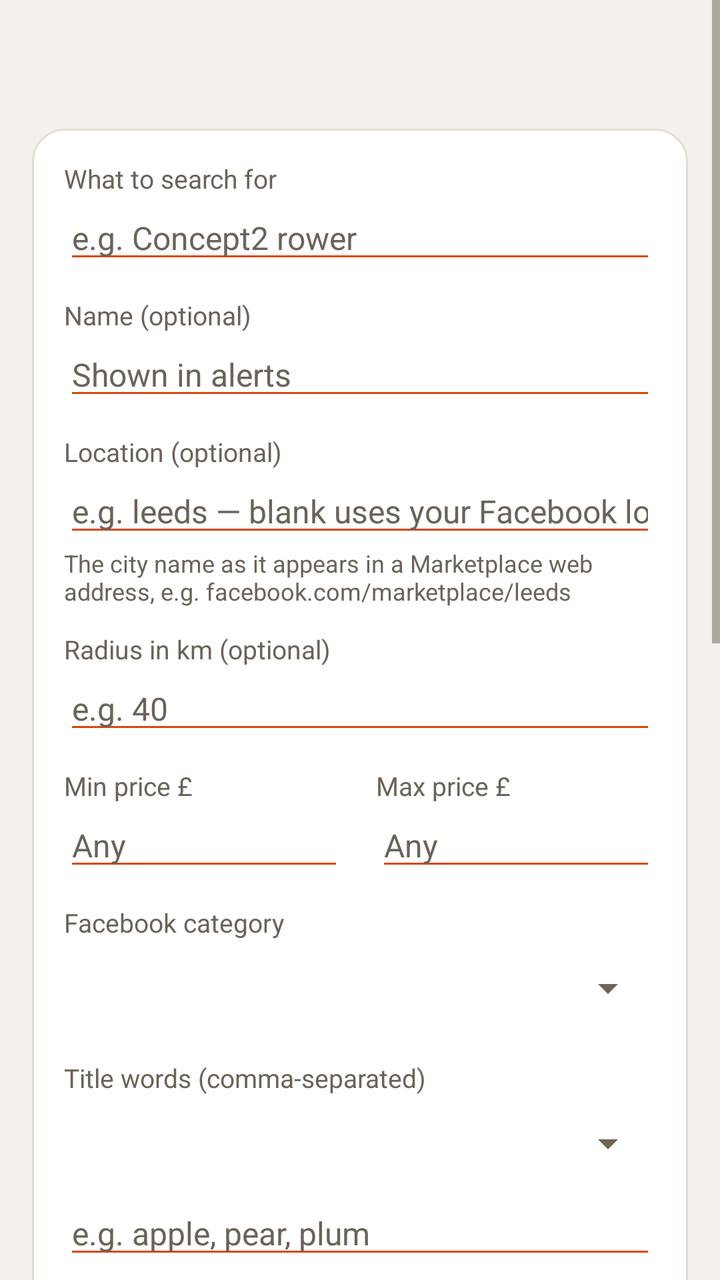
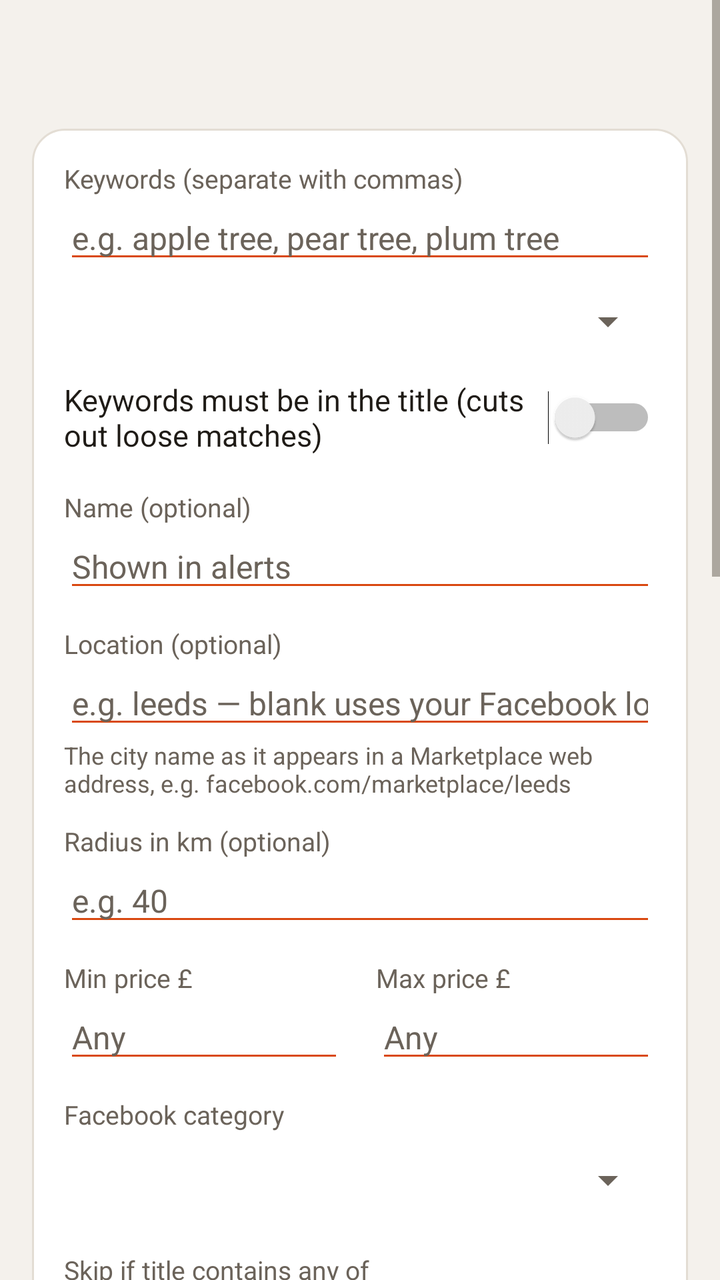

Screens rendered from an Android XML layout before and after an edit, with the pre-edit source and the edit as a unified diff.
<!-- AndroidManifest.xml: application theme AppTheme -->
<!-- res/layout/activity_edit.xml -->
<?xml version="1.0" encoding="utf-8"?>
<ScrollView xmlns:android="http://schemas.android.com/apk/res/android"
    android:layout_width="match_parent"
    android:layout_height="match_parent"
    android:fillViewport="true">

    <LinearLayout
        android:layout_width="match_parent"
        android:layout_height="wrap_content"
        android:orientation="vertical"
        android:paddingStart="16dp"
        android:paddingEnd="16dp"
        android:paddingTop="20dp"
        android:paddingBottom="32dp">

        <TextView
            android:id="@+id/tvHeading"
            android:layout_width="match_parent"
            android:layout_height="wrap_content"
            android:layout_marginBottom="12dp"
            android:textColor="@color/text"
            android:textSize="24sp"
            android:textStyle="bold" />

        <LinearLayout style="@style/Card">

            <TextView style="@style/Label" android:layout_marginTop="0dp" android:text="What to search for" />
            <EditText
                android:id="@+id/etQuery"
                style="@style/Field"
                android:hint="e.g. Concept2 rower"
                android:inputType="text" />

            <TextView style="@style/Label" android:text="Name (optional)" />
            <EditText
                android:id="@+id/etName"
                style="@style/Field"
                android:hint="Shown in alerts"
                android:inputType="textCapSentences" />

            <TextView style="@style/Label" android:text="Location (optional)" />
            <EditText
                android:id="@+id/etLocation"
                style="@style/Field"
                android:hint="e.g. leeds — blank uses your Facebook location"
                android:inputType="textNoSuggestions" />
            <TextView
                android:layout_width="match_parent"
                android:layout_height="wrap_content"
                android:text="The city name as it appears in a Marketplace web address, e.g. facebook.com/marketplace/leeds"
                android:textColor="@color/subtext"
                android:textSize="12sp" />

            <TextView style="@style/Label" android:text="Radius in km (optional)" />
            <EditText
                android:id="@+id/etRadius"
                style="@style/Field"
                android:hint="e.g. 40"
                android:inputType="number" />

            <LinearLayout
                android:layout_width="match_parent"
                android:layout_height="wrap_content"
                android:orientation="horizontal">

                <LinearLayout
                    android:layout_width="0dp"
                    android:layout_height="wrap_content"
                    android:layout_marginEnd="8dp"
                    android:layout_weight="1"
                    android:orientation="vertical">

                    <TextView style="@style/Label" android:text="Min price £" />
                    <EditText
                        android:id="@+id/etMin"
                        style="@style/Field"
                        android:hint="Any"
                        android:inputType="number" />
                </LinearLayout>

                <LinearLayout
                    android:layout_width="0dp"
                    android:layout_height="wrap_content"
                    android:layout_marginStart="8dp"
                    android:layout_weight="1"
                    android:orientation="vertical">

                    <TextView style="@style/Label" android:text="Max price £" />
                    <EditText
                        android:id="@+id/etMax"
                        style="@style/Field"
                        android:hint="Any"
                        android:inputType="number" />
                </LinearLayout>
            </LinearLayout>

            <TextView style="@style/Label" android:text="Facebook category" />
            <Spinner
                android:id="@+id/spCategory"
                android:layout_width="match_parent"
                android:layout_height="48dp" />

            <TextView style="@style/Label" android:text="Title words (comma-separated)" />
            <Spinner
                android:id="@+id/spIncludeMode"
                android:layout_width="match_parent"
                android:layout_height="48dp" />
            <EditText
                android:id="@+id/etInclude"
                style="@style/Field"
                android:hint="e.g. apple, pear, plum"
                android:inputType="textNoSuggestions" />

            <TextView style="@style/Label" android:text="Skip if title contains any of" />
            <EditText
                android:id="@+id/etExclude"
                style="@style/Field"
                android:hint="e.g. wanted, broken, parts"
                android:inputType="textNoSuggestions" />

            <Switch
                android:id="@+id/swArea"
                android:layout_width="match_parent"
                android:layout_height="wrap_content"
                android:layout_marginTop="16dp"
                android:minHeight="48dp"
                android:text="Ignore listings outside my radius (Facebook sometimes adds far-away ones)"
                android:textColor="@color/text"
                android:textSize="15sp" />

            <TextView
                style="@style/Label"
                android:layout_marginTop="20dp"
                android:text="WHAT TO TELL YOU ABOUT"
                android:textStyle="bold"
                android:letterSpacing="0.06" />

            <TextView style="@style/Label" android:layout_marginTop="8dp" android:text="New listings" />
            <Spinner android:id="@+id/spNew" android:layout_width="match_parent" android:layout_height="48dp" />

            <TextView style="@style/Label" android:layout_marginTop="4dp" android:text="Price drops" />
            <Spinner android:id="@+id/spDrop" android:layout_width="match_parent" android:layout_height="48dp" />

            <TextView style="@style/Label" android:layout_marginTop="4dp" android:text="Renewed / not selling (older listings bumped back up)" />
            <Spinner android:id="@+id/spRenewed" android:layout_width="match_parent" android:layout_height="48dp" />

            <TextView style="@style/Label" android:layout_marginTop="4dp" android:text="Title changed" />
            <Spinner android:id="@+id/spUpdated" android:layout_width="match_parent" android:layout_height="48dp" />
        </LinearLayout>

        <Button
            android:id="@+id/btnSave"
            style="@style/PrimaryButton"
            android:layout_width="match_parent"
            android:layout_height="wrap_content"
            android:text="Save" />

        <LinearLayout
            android:layout_width="match_parent"
            android:layout_height="wrap_content"
            android:layout_marginTop="4dp"
            android:orientation="horizontal">

            <Button
                android:id="@+id/btnPreview"
                style="@style/TextButton"
                android:layout_width="0dp"
                android:layout_height="wrap_content"
                android:layout_weight="1"
                android:text="Test this search" />

            <Button
                android:id="@+id/btnDelete"
                style="@style/TextButton"
                android:layout_width="0dp"
                android:layout_height="wrap_content"
                android:layout_weight="1"
                android:text="Delete" />
        </LinearLayout>
    </LinearLayout>
</ScrollView>
<!-- resources referenced by this layout -->
<resources>
  <color name="subtext">#6B635A</color>
  <color name="text">#1F1B16</color>
  <style name="Card">
          <item name="android:layout_width">match_parent</item>
          <item name="android:layout_height">wrap_content</item>
          <item name="android:orientation">vertical</item>
          <item name="android:background">@drawable/card</item>
          <item name="android:padding">16dp</item>
          <item name="android:layout_marginBottom">12dp</item>
      </style>
  <style name="Field">
          <item name="android:layout_width">match_parent</item>
          <item name="android:layout_height">wrap_content</item>
          <item name="android:textSize">16sp</item>
          <item name="android:textColor">@color/text</item>
          <item name="android:textColorHint">@color/subtext</item>
          <item name="android:backgroundTint">@color/accent</item>
      </style>
  <style name="Label">
          <item name="android:layout_width">match_parent</item>
          <item name="android:layout_height">wrap_content</item>
          <item name="android:textSize">13sp</item>
          <item name="android:textColor">@color/subtext</item>
          <item name="android:layout_marginTop">12dp</item>
      </style>
  <style name="PrimaryButton" parent="android:Widget.Material.Button">
          <item name="android:backgroundTint">@color/accent</item>
          <item name="android:textColor">@color/on_accent</item>
          <item name="android:textAllCaps">false</item>
          <item name="android:textSize">16sp</item>
          <item name="android:minHeight">52dp</item>
      </style>
  <style name="TextButton" parent="android:Widget.Material.Button.Borderless">
          <item name="android:textColor">@color/accent</item>
          <item name="android:textAllCaps">false</item>
          <item name="android:textSize">15sp</item>
      </style>
  <style name="AppTheme" parent="android:Theme.Material.Light.NoActionBar">
          <item name="android:colorPrimary">@color/accent</item>
          <item name="android:colorPrimaryDark">@color/bg</item>
          <item name="android:colorAccent">@color/accent</item>
          <item name="android:windowBackground">@color/bg</item>
          <item name="android:statusBarColor">@color/bg</item>
          <item name="android:navigationBarColor">@color/bg</item>
          <item name="android:windowLightStatusBar">true</item>
          <item name="android:textColorPrimary">@color/text</item>
          <item name="android:textColorSecondary">@color/subtext</item>
          <item name="android:alertDialogTheme">@style/DialogTheme</item>
      </style>
  <!-- drawable card (drawable) -->
  <?xml version="1.0" encoding="utf-8"?>
  <shape xmlns:android="http://schemas.android.com/apk/res/android" android:shape="rectangle">
      <solid android:color="@color/card" />
      <corners android:radius="16dp" />
      <stroke android:width="1dp" android:color="@color/line" />
  </shape>
  <color name="accent">#D9480F</color>
  <color name="on_accent">#FFFFFF</color>
  <color name="bg">#F4F1EC</color>
  <style name="DialogTheme" parent="android:Theme.Material.Light.Dialog.Alert">
          <item name="android:colorAccent">@color/accent</item>
      </style>
  <color name="card">#FFFFFF</color>
  <color name="line">#E3DDD4</color>
</resources>

<!-- the commit's change to res/layout/activity_edit.xml (unified diff, before → after) -->
@@ -24,12 +24,24 @@
 
         <LinearLayout style="@style/Card">
 
-            <TextView style="@style/Label" android:layout_marginTop="0dp" android:text="What to search for" />
+            <TextView style="@style/Label" android:layout_marginTop="0dp" android:text="Keywords (separate with commas)" />
             <EditText
                 android:id="@+id/etQuery"
                 style="@style/Field"
-                android:hint="e.g. Concept2 rower"
+                android:hint="e.g. apple tree, pear tree, plum tree"
                 android:inputType="text" />
+            <Spinner
+                android:id="@+id/spIncludeMode"
+                android:layout_width="match_parent"
+                android:layout_height="48dp" />
+            <Switch
+                android:id="@+id/swTitleOnly"
+                android:layout_width="match_parent"
+                android:layout_height="wrap_content"
+                android:minHeight="48dp"
+                android:text="Keywords must be in the title (cuts out loose matches)"
+                android:textColor="@color/text"
+                android:textSize="15sp" />
 
             <TextView style="@style/Label" android:text="Name (optional)" />
             <EditText
@@ -100,23 +112,32 @@
                 android:layout_width="match_parent"
                 android:layout_height="48dp" />
 
-            <TextView style="@style/Label" android:text="Title words (comma-separated)" />
-            <Spinner
-                android:id="@+id/spIncludeMode"
-                android:layout_width="match_parent"
-                android:layout_height="48dp" />
-            <EditText
-                android:id="@+id/etInclude"
-                style="@style/Field"
-                android:hint="e.g. apple, pear, plum"
-                android:inputType="textNoSuggestions" />
-
             <TextView style="@style/Label" android:text="Skip if title contains any of" />
             <EditText
                 android:id="@+id/etExclude"
                 style="@style/Field"
                 android:hint="e.g. wanted, broken, parts"
                 android:inputType="textNoSuggestions" />
+
+            <TextView style="@style/Label" android:text="Description must mention any of (optional)" />
+            <EditText
+                android:id="@+id/etDescInc"
+                style="@style/Field"
+                android:hint="e.g. fruiting, bare root"
+                android:inputType="textNoSuggestions" />
+
+            <TextView style="@style/Label" android:text="Skip if description mentions any of" />
+            <EditText
+                android:id="@+id/etDescExc"
+                style="@style/Field"
+                android:hint="e.g. artificial, plastic, fake"
+                android:inputType="textNoSuggestions" />
+            <TextView
+                android:layout_width="match_parent"
+                android:layout_height="wrap_content"
+                android:text="Descriptions are checked by opening each matching listing, so these add a few seconds per check."
+                android:textColor="@color/subtext"
+                android:textSize="12sp" />
 
             <Switch
                 android:id="@+id/swArea"
